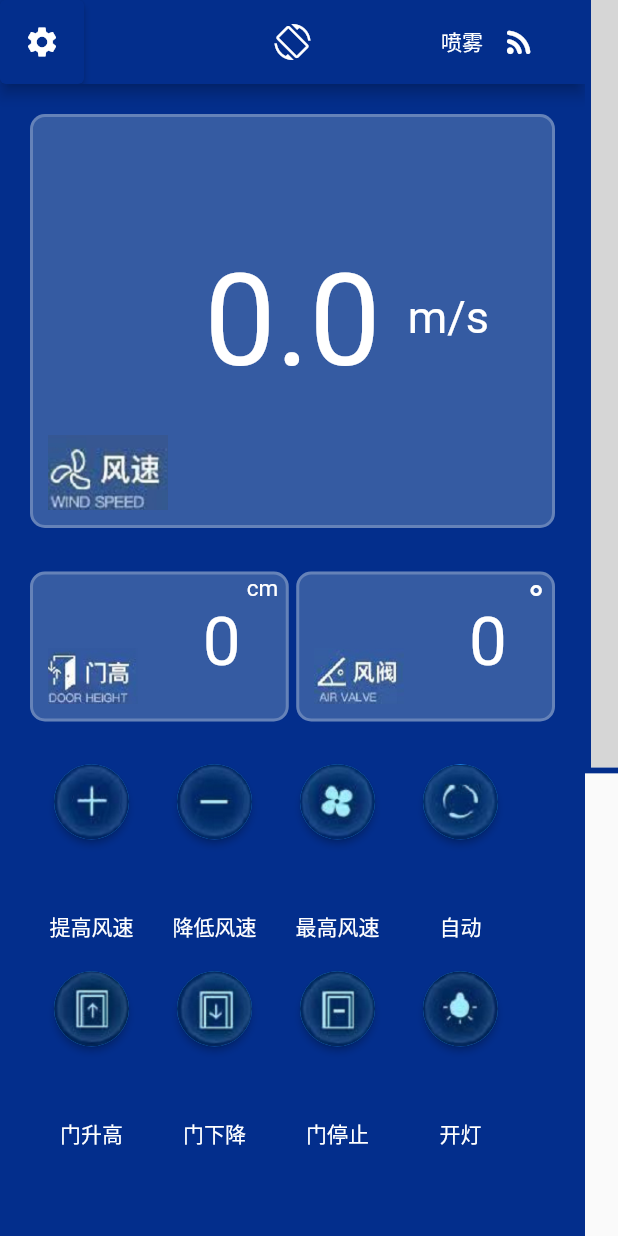
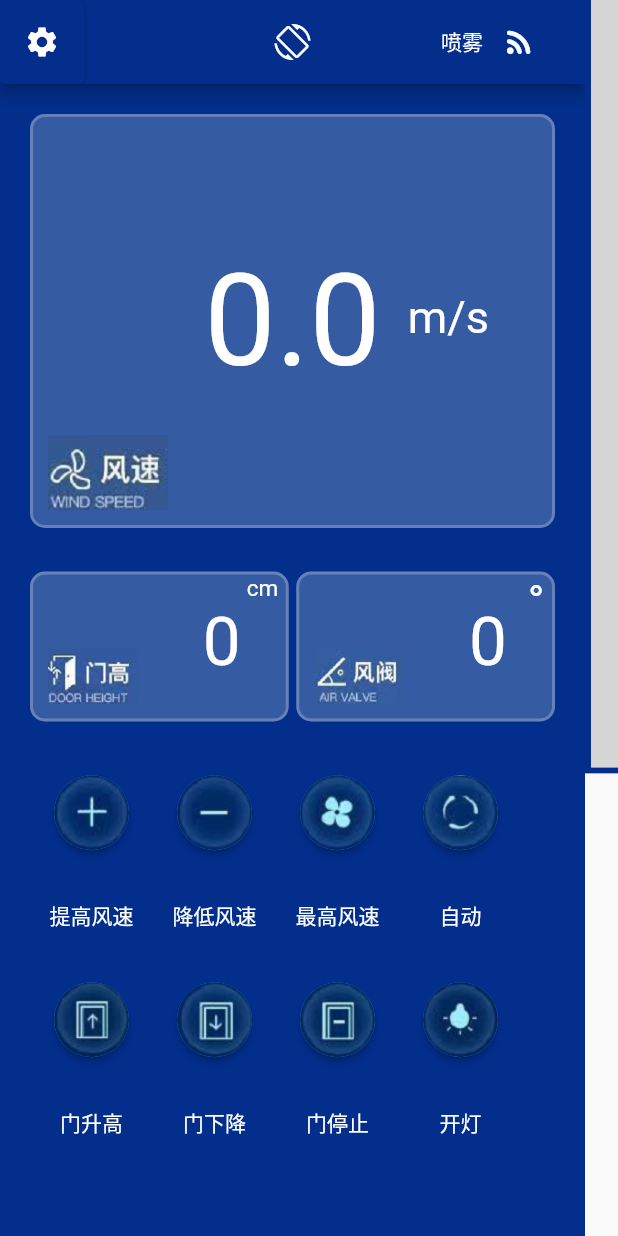
Before and after one commit to HQU-gxy/stream-app-work, a Flutter app: the screen it shows after launch, scrolled down 276 dp, after a tap on the "rss feed" icon, on a phone screen of 412 x 824 dp. Run offline on Flutter 3.47's test engine with Material 2 defaults, Android fonts, the phone set to English and light mode, and no system bars; drawn by our look-alikes of video_player; our stand-ins replace dartx, dio, fast_immutable_collections, logger; network calls fail; grey boxes are pictures that could not be loaded.

```diff
--- a/lib/components/btn.dart
+++ b/lib/components/btn.dart
@@ -2,7 +2,7 @@ import 'package:flutter/material.dart';
 import 'package:work2/utils.dart';
 
 class StupidButton extends StatelessWidget {
-  final ControlObjects object;
+  final ControlObject object;
   const StupidButton({Key? key, required this.object}) : super(key: key);
 
   @override
@@ -24,9 +24,6 @@ class StupidButton extends StatelessWidget {
             ),
           ),
         ),
-        const SizedBox(
-          height: 10,
-        ),
         Text(
           object.name,
           style: const TextStyle(color: Colors.white),
--- a/lib/home.dart
+++ b/lib/home.dart
@@ -1,10 +1,14 @@
+import 'package:dartx/dartx.dart';
 import 'package:dio/dio.dart';
+import 'package:fast_immutable_collections/fast_immutable_collections.dart';
 import 'package:web_socket_channel/web_socket_channel.dart';
 import 'package:work2/components/btn.dart';
+import 'logger.dart';
 import 'utils.dart';
 import 'package:flutter/material.dart';
 import 'package:flutter/services.dart';
 import 'package:web_socket_channel/io.dart';
+import 'package:quiver/iterables.dart';
 
 class Home extends StatefulWidget {
   const Home({Key? key}) : super(key: key);
@@ -21,54 +25,81 @@ class _HomeState extends State<Home> {
   final channel =
       IOWebSocketChannel.connect("ws://123.56.194.114:8081/UserWebSocket/user");
 
+  final List<String> controlLst = [
+    'doorheight',
+    'windspeed',
+    'airvalve',
+    'ai1',
+    'ai2',
+    'light',
+    'spray'
+  ];
+
+  final List<IMap<String, String>> controlMap = [
+    {"picture": "images/1.png", "name": "提高风速"},
+    {"picture": "images/2.png", "name": "降低风速"},
+    {"picture": "images/3.png", "name": "最高风速"},
+    {"picture": "images/4.png", "name": "自动"},
+    {"picture": "images/5.png", "name": "门升高"},
+    {"picture": "images/6.png", "name": "门下降"},
+    {"picture": "images/7.png", "name": "门停止"},
+    {"picture": "images/8.png", "name": "开灯"}
+  ].map((e) => e.lock).toList();
+
+  // late final m = controlMap
+  //     .zip<String, IMap<String, String>>(controlLst, (m, s) => m.add("apiName", s));
+
   late List<VoidCallback> actions = [
     () {
       if (windspeed < 20) {
         windspeed++;
       }
-      _postDate(windspeed, 1);
+      _postDateWithIndex(windspeed, 1);
     },
     () {
       if (windspeed > 0) {
         windspeed--;
       }
-      _postDate(windspeed, 1);
+      _postDateWithIndex(windspeed, 1);
     },
     () {
       windspeed = 20;
-      _postDate(windspeed, 1);
+      _postDateWithIndex(windspeed, 1);
     },
     () {
       ai1 = !ai1;
-      _postDate(ai1, 3);
+      _postDateWithIndex(ai1, 3);
     },
     () {
       if (doorheight < 20) {
         doorheight++;
       }
-      _postDate(doorheight, 0);
+      _postDateWithIndex(doorheight, 0);
     },
     () {
       if (doorheight > 0) {
         doorheight--;
       }
-      _postDate(doorheight, 0);
+      _postDateWithIndex(doorheight, 0);
     },
     () {
       ai2 = !ai2;
-      _postDate(ai2, 4);
+      _postDateWithIndex(ai2, 4);
     },
     () {
       light = !light;
-      _postDate(light, 5);
+      _postDateWithIndex(light, 5);
     }
   ];
+
+  late List<ControlObject> controlObjects =
+      controlMap.map((item) => ControlObject(item["picture"]!, item["name"]!)).toList();
 
   //初始化，连接websocket
   @override
   void initState() {
     actions.asMap().forEach((idx, value) {
-      controlObjects[idx].onPressed = (() => setState(() => value));
+      controlObjects[idx].onPressed = (() => setState(() => value()));
     });
     _socket();
     super.initState();
@@ -95,19 +126,10 @@ class _HomeState extends State<Home> {
         );
   }
 
-  _postDate(value, int n) async {
-    String date = value.toString();
-    try {
-      final response = await Dio().get(
-          'http://123.56.194.114:8081/api/device-data/send-command-data?shujv=${controlLst[n]}:$date');
-      // ignore: avoid_print
-      print(response.data);
-      // ignore: avoid_print
-      print(date);
-    } catch (e) {
-      // ignore: avoid_print
-      print(e);
-    }
+  _postDateWithIndex(value, int n) async {
+    final response = await Dio().get(
+        'http://123.56.194.114:8081/api/device-data/send-command-data?shujv=${controlLst[n]}:$value');
+    logger.d(response.data);
   }
 
   @override
@@ -167,9 +189,9 @@ class _HomeState extends State<Home> {
                 onPressed: () {
                   spray = !spray;
                   if (spray) {
-                    _postDate("mac1/mac2smoke1", 6);
+                    _postDateWithIndex("mac1/mac2smoke1", 6);
                   } else {
-                    _postDate("mac1/mac2smoke0", 6);
+                    _postDateWithIndex("mac1/mac2smoke0", 6);
                   }
                 },
               ),
--- /dev/null
+++ b/lib/logger.dart
@@ -0,0 +1,19 @@
+import 'package:logger/logger.dart';
+
+var logger = Logger(
+  printer: PrettyPrinter(
+    noBoxingByDefault: true,
+    excludeBox: const {
+      Level.verbose: true,
+      Level.debug: true,
+      Level.info: true,
+      Level.warning: true,
+      Level.error: true,
+      Level.wtf: true,
+    },
+    colors: false,
+    methodCount: 0,
+    printTime: false,
+  ),
+  filter: ProductionFilter(),
+);
--- a/lib/utils.dart
+++ b/lib/utils.dart
@@ -1,29 +1,9 @@
 typedef VoidCallback = void Function();
 
-class ControlObjects {
+class ControlObject {
   String picture;
   String name;
   VoidCallback onPressed = (){};
 
-  ControlObjects(this.picture, this.name);
+  ControlObject(this.picture, this.name);
 }
-List<ControlObjects> controlObjects = [
-  {"picture": "images/1.png", "name": "提高风速"},
-  {"picture": "images/2.png", "name": "降低风速"},
-  {"picture": "images/3.png", "name": "最高风速"},
-  {"picture": "images/4.png", "name": "自动"},
-  {"picture": "images/5.png", "name": "门升高"},
-  {"picture": "images/6.png", "name": "门下降"},
-  {"picture": "images/7.png", "name": "门停止"},
-  {"picture": "images/8.png", "name": "开灯"}
-].map((item) => ControlObjects(item["picture"]!, item["name"]!)).toList();
-
-List controlLst = [
-  'doorheight',
-  'windspeed',
-  'airvalve',
-  'ai1',
-  'ai2',
-  'light',
-  'spray'
-];
--- a/pubspec.yaml
+++ b/pubspec.yaml
@@ -39,6 +39,10 @@ dependencies:
   dio: ^4.0.6
   video_player_web_hls: ^0.1.11+4
   video_player: ^2.4.6
+  quiver: ^3.1.0
+  fast_immutable_collections: ^7.4.1
+  dartx: ^1.1.0
+  logger: ^1.1.0
 
 dev_dependencies:
   flutter_test:
```
Also changed, not shown: pubspec.lock.
